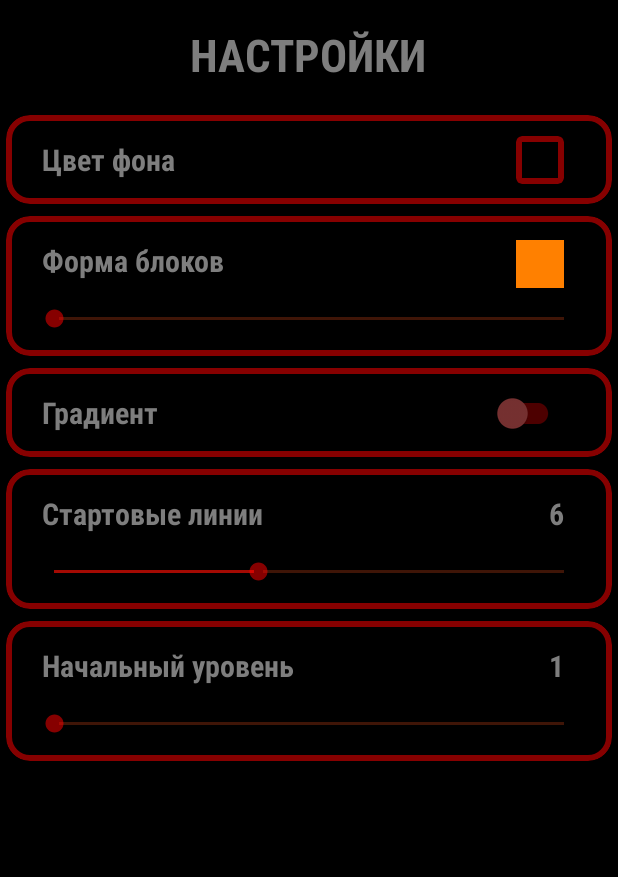
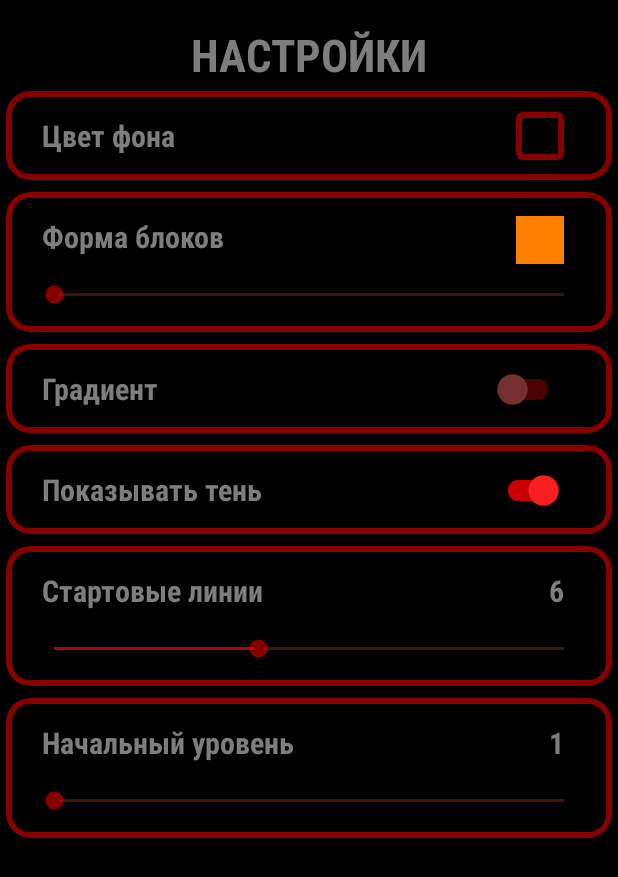
Before and after one commit to Petrunnel/TetrisGame, an Android app: the SettingsActivity screen opened directly, with no data from a screen before it, on a phone screen of 412 x 824 dp. Shown: the top 877 px of the screen. Run offline under Robolectric (Android 15) with nearby library versions, the phone set to English and light mode, and no system bars.

Commit message:
[Added] setting shadow

```diff
--- a/app/src/main/java/com/petrynnel/tetrisgame/PreferenceHelper.kt
+++ b/app/src/main/java/com/petrynnel/tetrisgame/PreferenceHelper.kt
@@ -20,6 +20,7 @@ class PreferenceHelper {
         backgroundColor: Int,
         cornerRadius: Float,
         hasShader: Boolean,
+        hasShadow: Boolean,
         initialLevel: Int,
         blockInitialLevel: Int
     ) {
@@ -27,6 +28,7 @@ class PreferenceHelper {
             it.putInt("background_color", backgroundColor)
             it.putFloat("corner_radius", cornerRadius)
             it.putBoolean("has_shader", hasShader)
+            it.putBoolean("has_shadow", hasShadow)
             it.putInt("initial_level", initialLevel)
             it.putInt("blocks_initial_level", blockInitialLevel)
         }
@@ -39,6 +41,8 @@ class PreferenceHelper {
         sharedPreferencesSettings.getFloat("corner_radius", BLOCK_CORNER_RADIUS_DISABLED)
 
     fun loadHasShader() = sharedPreferencesSettings.getBoolean("has_shader", false)
+
+    fun loadHasShadow() = sharedPreferencesSettings.getBoolean("has_shadow", true)
 
     fun loadInitialLevel() =
         sharedPreferencesSettings.getInt("initial_level", DEFAULT_INITIAL_LEVEL)
--- a/app/src/main/java/com/petrynnel/tetrisgame/gamelogic/GameFieldBackgroundColor.kt
+++ b/app/src/main/java/com/petrynnel/tetrisgame/gamelogic/GameFieldBackgroundColor.kt
@@ -10,9 +10,11 @@ enum class GameFieldBackgroundColor(val color: Int) {
     RED(R.color.background_red),
     GREEN(R.color.background_green),
     BLUE(R.color.background_blue),
-    YELLOW(R.color.background_yellow);
+    YELLOW(R.color.background_yellow),
+    BROWN(R.color.background_brown),
+    ORANGE(R.color.background_orange);
 
     companion object {
-        val backgroundColors = arrayOf(BLACK, GRAY, WHITE, RED, GREEN, BLUE, YELLOW)
+        val backgroundColors = arrayOf(BLACK, GRAY, WHITE, RED, GREEN, BLUE, YELLOW, BROWN, ORANGE)
     }
 }
--- a/app/src/main/java/com/petrynnel/tetrisgame/ui/CanvasView.kt
+++ b/app/src/main/java/com/petrynnel/tetrisgame/ui/CanvasView.kt
@@ -50,6 +50,7 @@ class CanvasView @JvmOverloads constructor(
     private val backgroundColor = resources.getColor(prefHelper.loadBackgroundColor(), null)
     private val cornerRadius = prefHelper.loadCornerRadius()
     private val hasShader = prefHelper.loadHasShader()
+    private val hasShadow = prefHelper.loadHasShadow()
 
     override fun onDraw(canvas: Canvas) {
         super.onDraw(canvas)
@@ -92,7 +93,9 @@ class CanvasView @JvmOverloads constructor(
         canvas.drawText(field.level.toString(), FIELD_TEXT_X, FIELD_TEXT_LEVEL_Y, textPaint)
 
         drawGameField(canvas, field, figurePaint)
-        drawFigure(canvas, field.figureGhost, figurePaint, COLOR_ALPHA_FIGURE_GHOST)
+        if (hasShadow) {
+            drawFigure(canvas, field.figureGhost, figurePaint, COLOR_ALPHA_FIGURE_GHOST)
+        }
         drawFigure(canvas, field.figure, figurePaint, hasShader = hasShader)
         drawFigure(
             canvas,
--- a/app/src/main/java/com/petrynnel/tetrisgame/ui/SettingsActivity.kt
+++ b/app/src/main/java/com/petrynnel/tetrisgame/ui/SettingsActivity.kt
@@ -17,9 +17,10 @@ class SettingsActivity : AppCompatActivity() {
     private lateinit var binding: ActivitySettingsBinding
     private var backgroundColor = prefHelper.loadBackgroundColor()
     private var cornerRadius = prefHelper.loadCornerRadius()
+    private var hasShader = prefHelper.loadHasShader()
+    private var hasShadow = prefHelper.loadHasShadow()
     private var initialLevel = prefHelper.loadInitialLevel()
     private var initialBlocksLevel = prefHelper.loadBlocksInitialLevel()
-    private var hasShader = prefHelper.loadHasShader()
     private var mAdapter: GridAdapter? = null
 
     private val itemOnClick = object : GridAdapter.OnItemClickListener {
@@ -31,7 +32,6 @@ class SettingsActivity : AppCompatActivity() {
             mAdapter?.notifyDataSetChanged()
         }
     }
-
 
     override fun onCreate(savedInstanceState: Bundle?) {
         super.onCreate(savedInstanceState)
@@ -50,6 +50,7 @@ class SettingsActivity : AppCompatActivity() {
         initBackgroundColor()
         initBlockForm()
         initHasShader()
+        initHasShadow()
         initBlocksLevel()
         initLevel()
     }
@@ -59,6 +60,7 @@ class SettingsActivity : AppCompatActivity() {
             backgroundColor = backgroundColor,
             cornerRadius = cornerRadius,
             hasShader = hasShader,
+            hasShadow = hasShadow,
             initialLevel = initialLevel,
             blockInitialLevel = initialBlocksLevel
         )
@@ -69,9 +71,11 @@ class SettingsActivity : AppCompatActivity() {
             setBackgroundColorPreview()
             cvBackgroundColor.setOnClickListener {
                 cvBackgroundColorDialog.visibility = View.VISIBLE
+                llSettings.visibility = View.INVISIBLE
             }
             btnClose.setOnClickListener {
                 cvBackgroundColorDialog.visibility = View.INVISIBLE
+                llSettings.visibility = View.VISIBLE
             }
             mAdapter = GridAdapter(this@SettingsActivity, itemOnClick)
             rvBackgroundColors.adapter = mAdapter
@@ -136,6 +140,15 @@ class SettingsActivity : AppCompatActivity() {
         }
     }
 
+    private fun initHasShadow() {
+        with(binding) {
+            swHasShadow.isChecked = hasShadow
+            swHasShadow.setOnCheckedChangeListener { _, isChecked ->
+                hasShadow = isChecked
+            }
+        }
+    }
+
     private fun initBlocksLevel() {
         with(binding) {
             tvBlockInitialLevel.text = initialBlocksLevel.toString()
--- a/app/src/main/res/layout/activity_settings.xml
+++ b/app/src/main/res/layout/activity_settings.xml
@@ -58,17 +58,8 @@
 
     </com.google.android.material.card.MaterialCardView>
 
-    <LinearLayout
-        android:layout_width="match_parent"
-        android:layout_height="match_parent"
-        android:background="@color/black"
-        android:orientation="vertical"
-        app:layout_constraintBottom_toBottomOf="parent"
-        app:layout_constraintEnd_toEndOf="parent"
-        app:layout_constraintStart_toStartOf="parent"
-        app:layout_constraintTop_toTopOf="parent">
-
     <TextView
+        android:id="@+id/tvSettings"
         style="@style/CommonText"
         android:layout_width="wrap_content"
         android:layout_height="wrap_content"
@@ -78,9 +69,19 @@
         android:text="@string/settings"
         android:textAllCaps="true"
         android:textSize="30sp"
-            app:layout_constraintBottom_toBottomOf="parent"
         app:layout_constraintStart_toStartOf="parent"
+        app:layout_constraintEnd_toEndOf="parent"
         app:layout_constraintTop_toTopOf="parent" />
+
+    <LinearLayout
+        android:id="@+id/llSettings"
+        android:layout_width="match_parent"
+        android:layout_height="wrap_content"
+        android:background="@color/black"
+        android:orientation="vertical"
+        app:layout_constraintEnd_toEndOf="parent"
+        app:layout_constraintStart_toStartOf="parent"
+        app:layout_constraintTop_toBottomOf="@+id/tvSettings">
 
         <com.google.android.material.card.MaterialCardView
             android:id="@+id/cvBackgroundColor"
@@ -230,6 +231,44 @@
                     android:layout_height="wrap_content"
                     android:layout_marginHorizontal="24dp"
                     android:layout_marginVertical="16dp"
+                    android:text="@string/show_shadow"
+                    app:layout_constraintBottom_toBottomOf="parent"
+                    app:layout_constraintStart_toStartOf="parent"
+                    app:layout_constraintTop_toTopOf="parent" />
+
+                <androidx.appcompat.widget.SwitchCompat
+                    android:id="@+id/swHasShadow"
+                    android:layout_width="wrap_content"
+                    android:layout_height="wrap_content"
+                    android:layout_marginEnd="32dp"
+                    android:minWidth="48dp"
+                    android:minHeight="48dp"
+                    app:layout_constraintBottom_toBottomOf="parent"
+                    app:layout_constraintEnd_toEndOf="parent"
+                    app:layout_constraintTop_toTopOf="parent"
+                    app:thumbTint="@color/switch_thumb_selector"
+                    app:trackTint="@color/switch_track_selector">
+
+                </androidx.appcompat.widget.SwitchCompat>
+
+            </androidx.constraintlayout.widget.ConstraintLayout>
+        </com.google.android.material.card.MaterialCardView>
+
+        <com.google.android.material.card.MaterialCardView
+            style="@style/CardViewStyle"
+            android:layout_width="match_parent"
+            android:layout_height="wrap_content">
+
+            <androidx.constraintlayout.widget.ConstraintLayout
+                android:layout_width="match_parent"
+                android:layout_height="match_parent">
+
+                <TextView
+                    style="@style/CommonText"
+                    android:layout_width="wrap_content"
+                    android:layout_height="wrap_content"
+                    android:layout_marginHorizontal="24dp"
+                    android:layout_marginVertical="16dp"
                     android:text="@string/blocks_initial_level"
                     app:layout_constraintStart_toStartOf="parent"
                     app:layout_constraintTop_toTopOf="parent" />
--- a/app/src/main/res/values/colors.xml
+++ b/app/src/main/res/values/colors.xml
@@ -31,6 +31,8 @@
     <color name="background_green">#409A4C</color>
     <color name="background_blue">#258CAC</color>
     <color name="background_yellow">#9F9355</color>
+    <color name="background_brown">#8D6E63</color>
+    <color name="background_orange">#FFB74D</color>
     <color name="background_transparent">#00000000</color>
 
     <color name="switch_track">#4DFF0000</color>
--- a/app/src/main/res/values/strings.xml
+++ b/app/src/main/res/values/strings.xml
@@ -20,5 +20,6 @@
     <string name="blocks_form">Форма блоков</string>
     <string name="background_color">Цвет фона</string>
     <string name="close">ЗАКРЫТЬ</string>
+    <string name="show_shadow">Показывать тень</string>
 
 </resources>
```
Lines whose indentation alone changed are shown as unchanged.
